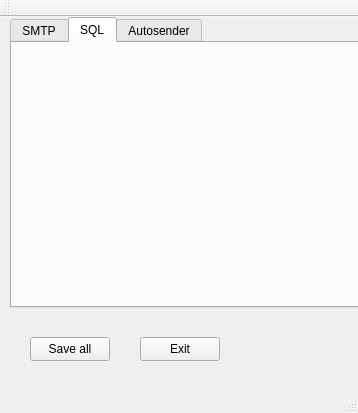
The window that DbSqlExport/ParamSmtp.ui (AnatolySolovyev12/DbSqlExport) describes before a commit, drawn with Qt 5.
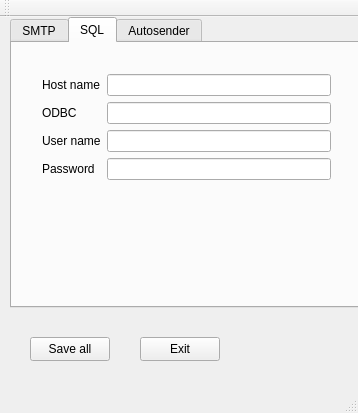
The same window after the commit. The open tabs and pages were chosen to show the change.

Commit message: Add SQL param

The edit to the form file:
```diff
--- a/DbSqlExport/ParamSmtp.ui
+++ b/DbSqlExport/ParamSmtp.ui
@@ -167,6 +167,58 @@
      <attribute name="title">
       <string>SQL</string>
      </attribute>
+     <widget class="QWidget" name="formLayoutWidget">
+      <property name="geometry">
+       <rect>
+        <x>19</x>
+        <y>20</y>
+        <width>311</width>
+        <height>211</height>
+       </rect>
+      </property>
+      <layout class="QFormLayout" name="formLayout_2">
+       <item row="0" column="0">
+        <widget class="QLabel" name="label_7">
+         <property name="text">
+          <string>Host name</string>
+         </property>
+        </widget>
+       </item>
+       <item row="0" column="1">
+        <widget class="QLineEdit" name="lineEditHostName"/>
+       </item>
+       <item row="1" column="1">
+        <widget class="QLineEdit" name="lineEditOdbc"/>
+       </item>
+       <item row="1" column="0">
+        <widget class="QLabel" name="label_8">
+         <property name="text">
+          <string>ODBC</string>
+         </property>
+        </widget>
+       </item>
+       <item row="2" column="0">
+        <widget class="QLabel" name="label_9">
+         <property name="text">
+          <string>User name</string>
+         </property>
+        </widget>
+       </item>
+       <item row="2" column="1">
+        <widget class="QLineEdit" name="lineEditUserName"/>
+       </item>
+       <item row="3" column="0">
+        <widget class="QLabel" name="label_10">
+         <property name="text">
+          <string>Password</string>
+         </property>
+        </widget>
+       </item>
+       <item row="3" column="1">
+        <widget class="QLineEdit" name="lineEditPassword"/>
+       </item>
+      </layout>
+     </widget>
     </widget>
     <widget class="QWidget" name="tab_5">
      <attribute name="title">
```
Left out of the diff: 2 changed lines with no effect on the pictures. The commit also changes 5 other files.
